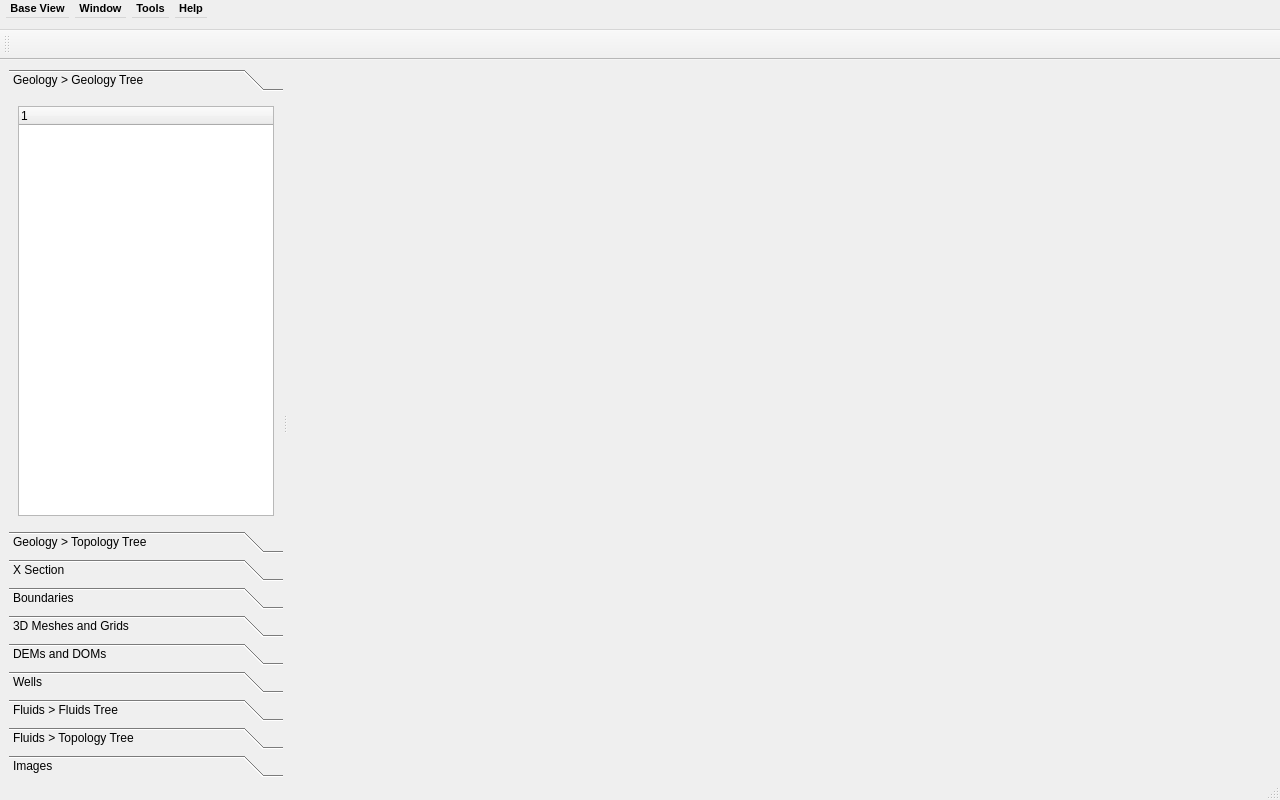
Qt form gui/base_view_window.ui (gecos-lab/PZero) before a commit.
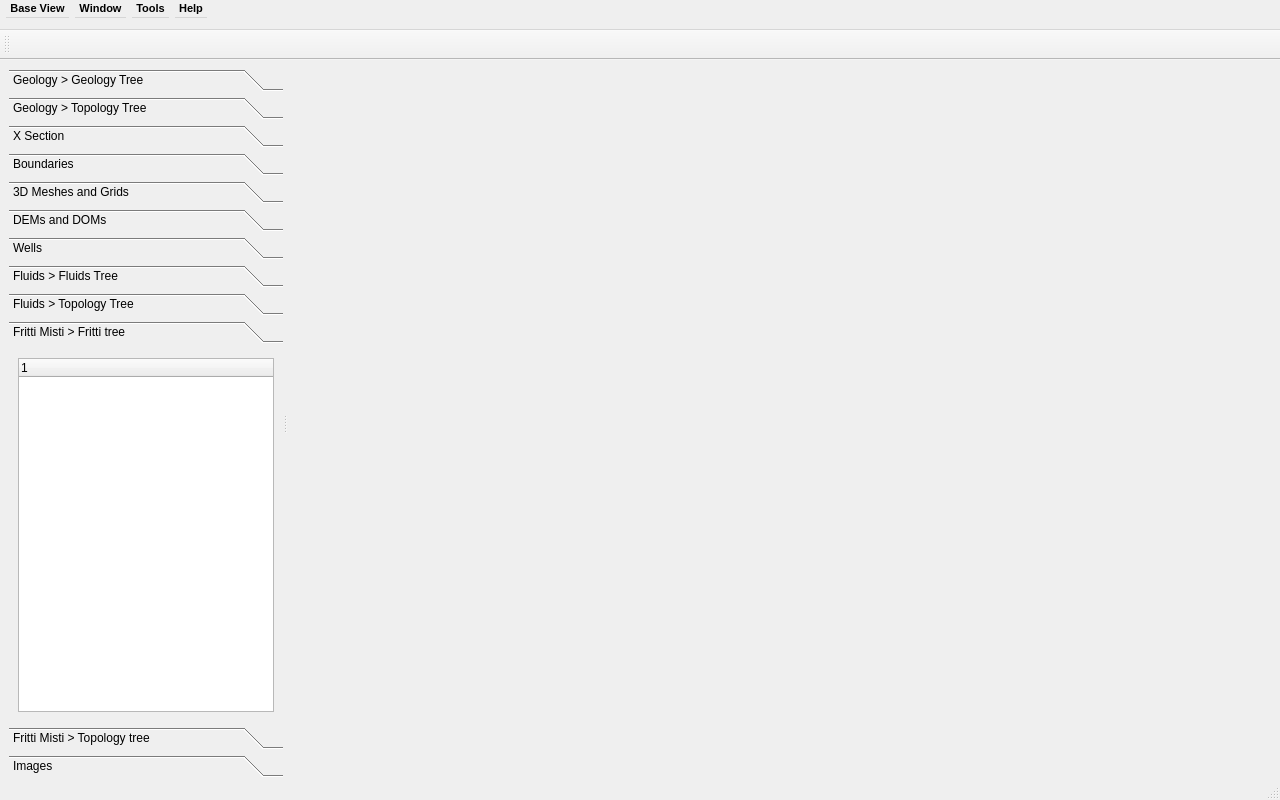
The same form after that commit.

The edit to the form file:
```diff
--- a/gui/base_view_window.ui
+++ b/gui/base_view_window.ui
@@ -103,7 +103,7 @@
         <enum>QFrame::Raised</enum>
        </property>
        <property name="currentIndex">
-        <number>0</number>
+        <number>9</number>
        </property>
        <widget class="QWidget" name="GeologyTreePage">
         <property name="geometry">
@@ -111,7 +111,7 @@
           <x>0</x>
           <y>0</y>
           <width>278</width>
-          <height>344</height>
+          <height>272</height>
          </rect>
         </property>
         <property name="sizePolicy">
@@ -515,6 +515,38 @@
          </item>
         </layout>
        </widget>
+       <widget class="QWidget" name="FrittiTreePage">
+        <attribute name="label">
+         <string>Fritti Misti &gt; Fritti tree</string>
+        </attribute>
+        <layout class="QVBoxLayout" name="verticalLayout_12">
+         <item>
+          <widget class="QTreeWidget" name="FrittiTreeWidget">
+           <column>
+            <property name="text">
+             <string notr="true">1</string>
+            </property>
+           </column>
+          </widget>
+         </item>
+        </layout>
+       </widget>
+       <widget class="QWidget" name="FrittiTopologyTree">
+        <attribute name="label">
+         <string>Fritti Misti &gt; Topology tree</string>
+        </attribute>
+        <layout class="QVBoxLayout" name="verticalLayout_13">
+         <item>
+          <widget class="QTreeWidget" name="FrittiTopologyTreeWidget">
+           <column>
+            <property name="text">
+             <string notr="true">1</string>
+            </property>
+           </column>
+          </widget>
+         </item>
+        </layout>
+       </widget>
        <widget class="QWidget" name="ImagesPage">
         <property name="geometry">
          <rect>
```
Left out of the diff: 30 changed lines with no effect on the pictures.
